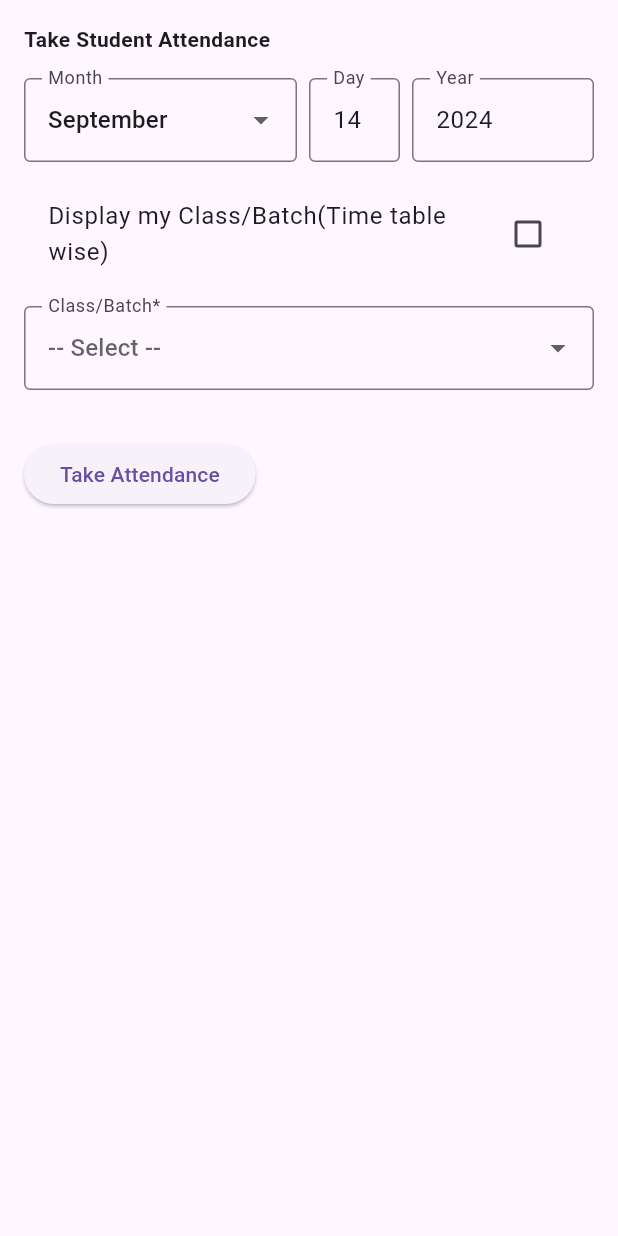
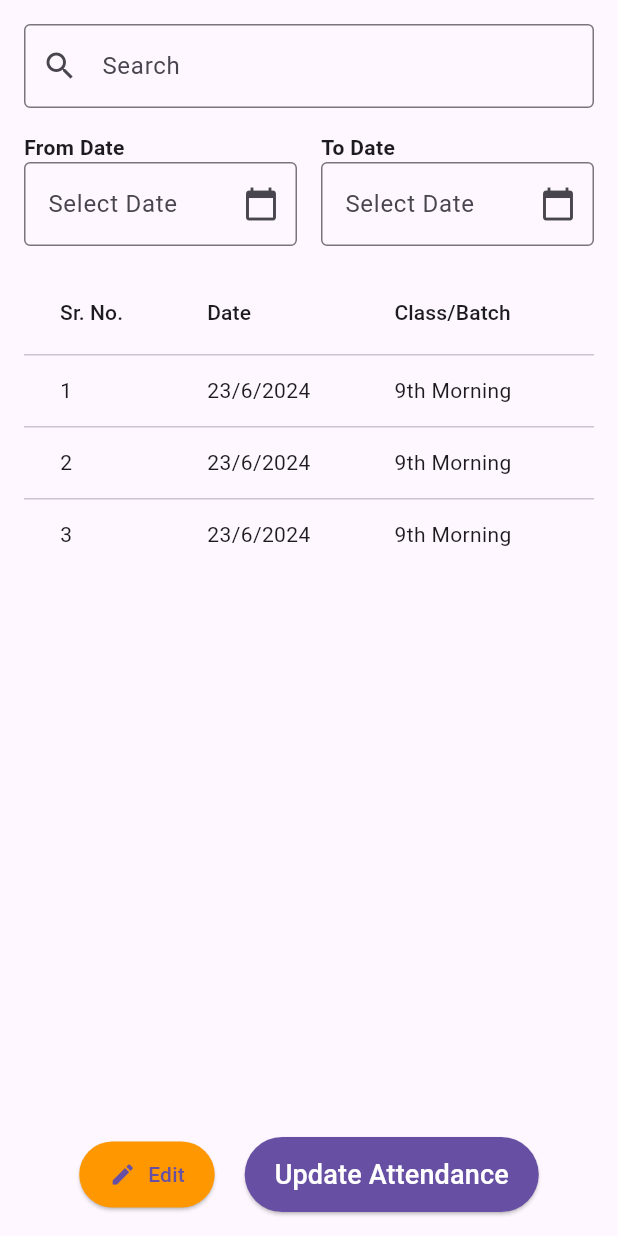
Before and after one commit to Praveen919/DigiClass, a Flutter app: the StudentAttendanceScreen screen opened directly, after a tap on "Take Attendance", on a phone screen of 412 x 824 dp. Run offline on Flutter 3.47's test engine with Material 3 defaults, Android fonts, the phone set to English and light mode, and no system bars; our stand-ins replace file_picker, fl_chart, font_awesome_flutter, image_picker; statements that could not run were skipped.

Commit message:
Update student_screen.dart

```diff
--- a/lib/screens/admin/student_screen.dart
+++ b/lib/screens/admin/student_screen.dart
@@ -50,8 +50,6 @@ class _StudentScreenState extends State<StudentScreen> {
         return const StudentsFeedbackScreen();
       case 'studentRights':
         return const StudentRightsScreen();
-      case 'appAccessRights':
-        return const AppAccessRightsScreen();
       default:
         return const Center(child: Text('Unknown Option'));
     }
@@ -1122,7 +1120,6 @@ class AssignClassBatchScreen extends StatelessWidget {
   }
 }
 
-
 class StudentAttendanceScreen extends StatefulWidget {
   const StudentAttendanceScreen({super.key});
 
@@ -1138,12 +1135,33 @@ class _StudentAttendanceScreenState extends State<StudentAttendanceScreen> {
   bool _displayClassBatch = false;
   String? _selectedClassBatch;
 
+  // State flag to switch between form and attendance table
+  bool _attendanceTaken = false;
+  bool _isEditable = false;
+
+  DateTime? _fromDate;
+  DateTime? _toDate;
+
+  // Dummy attendance data (this would come from a backend or database)
+  List<Map<String, String>> attendanceData = [
+    {'srNo': '1', 'date': '23/6/2024', 'classBatch': '9th Morning', 'student': 'User - 1', 'attendance': 'Present'},
+    {'srNo': '2', 'date': '23/6/2024', 'classBatch': '9th Morning', 'student': 'User - 2', 'attendance': 'Absent'},
+    {'srNo': '3', 'date': '23/6/2024', 'classBatch': '9th Morning', 'student': 'User - 3', 'attendance': 'Present'},
+  ];
+
   @override
   Widget build(BuildContext context) {
     return Scaffold(
       body: Padding(
         padding: const EdgeInsets.all(16.0),
-        child: Column(
+        child: _attendanceTaken ? _buildAttendanceTable() : _buildAttendanceForm(),
+      ),
+    );
+  }
+
+  // Attendance form
+  Widget _buildAttendanceForm() {
+    return Column(
       crossAxisAlignment: CrossAxisAlignment.start,
       children: [
         const Text('Take Student Attendance', style: TextStyle(fontWeight: FontWeight.bold)),
@@ -1153,7 +1171,7 @@ class _StudentAttendanceScreenState extends State<StudentAttendanceScreen> {
         Row(
           children: [
             Flexible(
-                  flex: 3,  // Adjust the flex ratio to give more space to the month dropdown
+              flex: 3, // Adjust the flex ratio to give more space to the month dropdown
               child: DropdownButtonFormField<String>(
                 value: _selectedMonth,
                 items: <String>[
@@ -1214,7 +1232,7 @@ class _StudentAttendanceScreenState extends State<StudentAttendanceScreen> {
 
         // Display my Class/Batch (Time table wise)
         CheckboxListTile(
-              title: const Text('Display my Class/Batch(Time table wise)'),
+          title: const Text('Display my Class/Batch (Time table wise)'),
           value: _displayClassBatch,
           onChanged: (bool? value) {
             setState(() {
@@ -1249,19 +1267,175 @@ class _StudentAttendanceScreenState extends State<StudentAttendanceScreen> {
         // Take Attendance Button
         ElevatedButton(
           onPressed: () {
-                // Implement take attendance functionality
+            // Toggle the attendance view
+            setState(() {
+              _attendanceTaken = true;
+            });
           },
           child: const Text('Take Attendance'),
         ),
       ],
-        ),
-      ),
-    );
-  }
-}
-
-
-
+    );
+  }
+
+  // Attendance table after "Take Attendance" is pressed
+  Widget _buildAttendanceTable() {
+    return Column(
+      children: [
+        // Search bar (if needed)
+        TextField(
+          decoration: InputDecoration(
+            hintText: 'Search',
+            prefixIcon: Icon(Icons.search),
+            border: OutlineInputBorder(),
+          ),
+        ),
+        const SizedBox(height: 16.0),
+
+        // Date range selection
+        Row(
+          children: [
+            Expanded(
+              child: _buildDatePicker('From Date', onDateSelected: (date) {
+                setState(() {
+                  _fromDate = date;
+                });
+              }),
+            ),
+            const SizedBox(width: 16.0),
+            Expanded(
+              child: _buildDatePicker('To Date', onDateSelected: (date) {
+                setState(() {
+                  _toDate = date;
+                });
+              }),
+            ),
+          ],
+        ),
+        const SizedBox(height: 16.0),
+
+        // Attendance data table
+        Expanded(
+          child: SingleChildScrollView(
+            scrollDirection: Axis.horizontal,
+            child: DataTable(
+              columns: const [
+                DataColumn(label: Text('Sr. No.')),
+                DataColumn(label: Text('Date')),
+                DataColumn(label: Text('Class/Batch')),
+                DataColumn(label: Text('Student')),
+                DataColumn(label: Text('Attendance')),
+              ],
+              rows: attendanceData.map((data) {
+                return DataRow(cells: [
+                  DataCell(Text(data['srNo']!)),
+                  DataCell(Text(data['date']!)),
+                  DataCell(Text(data['classBatch']!)),
+                  DataCell(Text(data['student']!)),
+                  DataCell(
+                    _isEditable
+                        ? DropdownButton<String>(
+                      value: data['attendance'],
+                      items: ['Present', 'Absent'].map((String value) {
+                        return DropdownMenuItem<String>(
+                          value: value,
+                          child: Text(value),
+                        );
+                      }).toList(),
+                      onChanged: (newValue) {
+                        setState(() {
+                          data['attendance'] = newValue!;
+                        });
+                      },
+                    )
+                        : Text(data['attendance']!),
+                  ),
+                ]);
+              }).toList(),
+            ),
+          ),
+        ),
+        const SizedBox(height: 16.0),
+
+        // Edit and Update buttons
+        Row(
+          mainAxisAlignment: MainAxisAlignment.center,
+          children: [
+            ElevatedButton.icon(
+              onPressed: () {
+                setState(() {
+                  _isEditable = !_isEditable;
+                });
+              },
+              icon: Icon(_isEditable ? Icons.lock : Icons.edit),
+              label: Text(_isEditable ? 'Stop Edit' : 'Edit'),
+              style: ElevatedButton.styleFrom(
+                backgroundColor: Colors.orange,
+                padding: const EdgeInsets.symmetric(vertical: 12, horizontal: 20),
+              ),
+            ),
+            const SizedBox(width: 20),
+            ElevatedButton(
+              onPressed: () {
+                // Implement your 'Update Attendance' functionality here
+                setState(() {
+                  _isEditable = false;
+                });
+              },
+              style: ElevatedButton.styleFrom(
+                backgroundColor: Theme.of(context).primaryColor,
+                padding: const EdgeInsets.symmetric(vertical: 12, horizontal: 20),
+              ),
+              child: const Text(
+                'Update Attendance',
+                style: TextStyle(fontSize: 18, color: Colors.white),
+              ),
+            ),
+          ],
+        ),
+      ],
+    );
+  }
+
+  // Helper widget to build the date picker
+  Widget _buildDatePicker(String label, {required Function(DateTime) onDateSelected}) {
+    return Column(
+      crossAxisAlignment: CrossAxisAlignment.start,
+      children: [
+        Text(label, style: TextStyle(fontWeight: FontWeight.bold)),
+        Row(
+          children: [
+            Expanded(
+              child: TextFormField(
+                readOnly: true,
+                decoration: InputDecoration(
+                  labelText: _formatDate(label == 'From Date' ? _fromDate : _toDate),
+                  border: OutlineInputBorder(),
+                  suffixIcon: Icon(Icons.calendar_today),
+                ),
+                onTap: () async {
+                  DateTime? selectedDate = await showDatePicker(
+                    context: context,
+                    initialDate: DateTime.now(),
+                    firstDate: DateTime(2000),
+                    lastDate: DateTime(2101),
+                  );
+                  if (selectedDate != null && selectedDate != DateTime.now()) {
+                    onDateSelected(selectedDate);
+                  }
+                },
+              ),
+            ),
+          ],
+        ),
+      ],
+    );
+  }
+
+  String _formatDate(DateTime? date) {
+    return date != null ? DateFormat('dd/MM/yyyy').format(date) : 'Select Date';
+  }
+}
 class ShareDocumentsScreen extends StatefulWidget {
   const ShareDocumentsScreen({super.key});
 
@@ -1889,92 +2063,3 @@ class _StudentRightsScreenState extends State<StudentRightsScreen> {
     print('Reports: $_reportChecks');
   }
 }
-
-class AppAccessRightsScreen extends StatefulWidget {
-  const AppAccessRightsScreen({Key? key}) : super(key: key);
-
-  @override
-  _AppAccessRightsScreenState createState() => _AppAccessRightsScreenState();
-}
-
-class _AppAccessRightsScreenState extends State<AppAccessRightsScreen> {
-  String selectedRights = 'Admin';
-  List<String> users = ['User-1 Name', 'User-2 Name', 'User-3 Name'];
-
-  @override
-  Widget build(BuildContext context) {
-    return Scaffold(
-
-      body: SingleChildScrollView(
-        padding: const EdgeInsets.all(16.0),
-        child: Column(
-          crossAxisAlignment: CrossAxisAlignment.stretch,
-          children: [
-            const Text(
-              'App Access Rights',
-              style: TextStyle(fontSize: 20, fontWeight: FontWeight.bold),
-            ),
-            const SizedBox(height: 16),
-            ElevatedButton(
-              onPressed: () {},
-              child: const Text('Check App Access Rights'),
-              style: ElevatedButton.styleFrom(foregroundColor: Colors.black, backgroundColor: Colors.white),
-            ),
-            const SizedBox(height: 16),
-            const Text('Check Rights:', style: TextStyle(fontWeight: FontWeight.bold)),
-            RadioListTile(
-              title: const Text('Check Admin Rights'),
-              value: 'Admin',
-              groupValue: selectedRights,
-              onChanged: (value) => setState(() => selectedRights = value.toString()),
-            ),
-            RadioListTile(
-              title: const Text('Check Teacher Rights'),
-              value: 'Teacher',
-              groupValue: selectedRights,
-              onChanged: (value) => setState(() => selectedRights = value.toString()),
-            ),
-            RadioListTile(
-              title: const Text('Check Student Rights'),
-              value: 'Student',
-              groupValue: selectedRights,
-              onChanged: (value) => setState(() => selectedRights = value.toString()),
-            ),
-            const SizedBox(height: 16),
-            ElevatedButton(
-              onPressed: () {},
-              child: const Text('Check Rights'),
-              style: ElevatedButton.styleFrom(backgroundColor: Colors.teal),
-            ),
-            const SizedBox(height: 16),
-            const Text('Users with Admin Rights:', style: TextStyle(fontWeight: FontWeight.bold)),
-            ListView.builder(
-              shrinkWrap: true,
-              physics: NeverScrollableScrollPhysics(),
-              itemCount: users.length,
-              itemBuilder: (context, index) {
-                return ListTile(
-                  leading: CircleAvatar(child: Text('U${index + 1}')),
-                  title: Text(users[index]),
-                  trailing: Row(
-                    mainAxisSize: MainAxisSize.min,
-                    children: [
-                      IconButton(icon: Icon(Icons.edit), onPressed: () {}),
-                      IconButton(icon: Icon(Icons.delete), onPressed: () {}),
-                    ],
-                  ),
-                );
-              },
-            ),
-            const SizedBox(height: 16),
-            ElevatedButton(
-              onPressed: () {},
-              child: const Text('Update'),
-              style: ElevatedButton.styleFrom(backgroundColor: Colors.indigo),
-            ),
-          ],
-        ),
-      ),
-    );
-  }
-}
```
Lines whose indentation alone changed are shown as unchanged.
